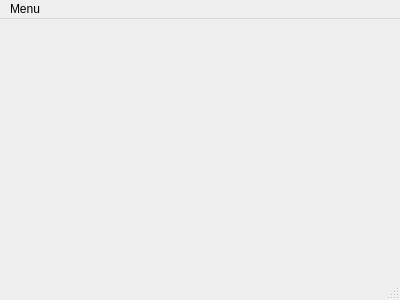
Before: the Qt Designer form KlimovSergey/Qt_source/projecttt/game.ui in h31/ProgrammingCourseBackup, drawn with Qt 5.
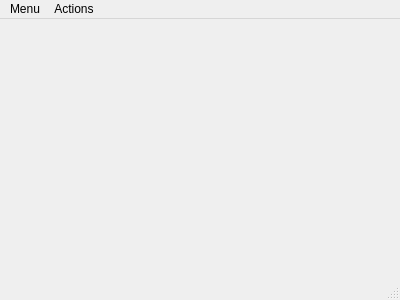
After: the same form once the commit is applied.

The edit to the form file:
```diff
--- a/KlimovSergey/Qt_source/projecttt/game.ui
+++ b/KlimovSergey/Qt_source/projecttt/game.ui
@@ -31,7 +31,17 @@
     <addaction name="actionCheck"/>
     <addaction name="actionExit"/>
    </widget>
+   <widget class="QMenu" name="menuActions">
+    <property name="title">
+     <string>Actions</string>
+    </property>
+    <addaction name="actionSave"/>
+    <addaction name="actionLoad"/>
+    <addaction name="separator"/>
+    <addaction name="actionShow_Answer"/>
+   </widget>
    <addaction name="menuMenu"/>
+   <addaction name="menuActions"/>
   </widget>
   <widget class="QStatusBar" name="statusBar"/>
   <action name="actionStart">
```
Left out of the diff: 15 changed lines with no effect on the pictures.
